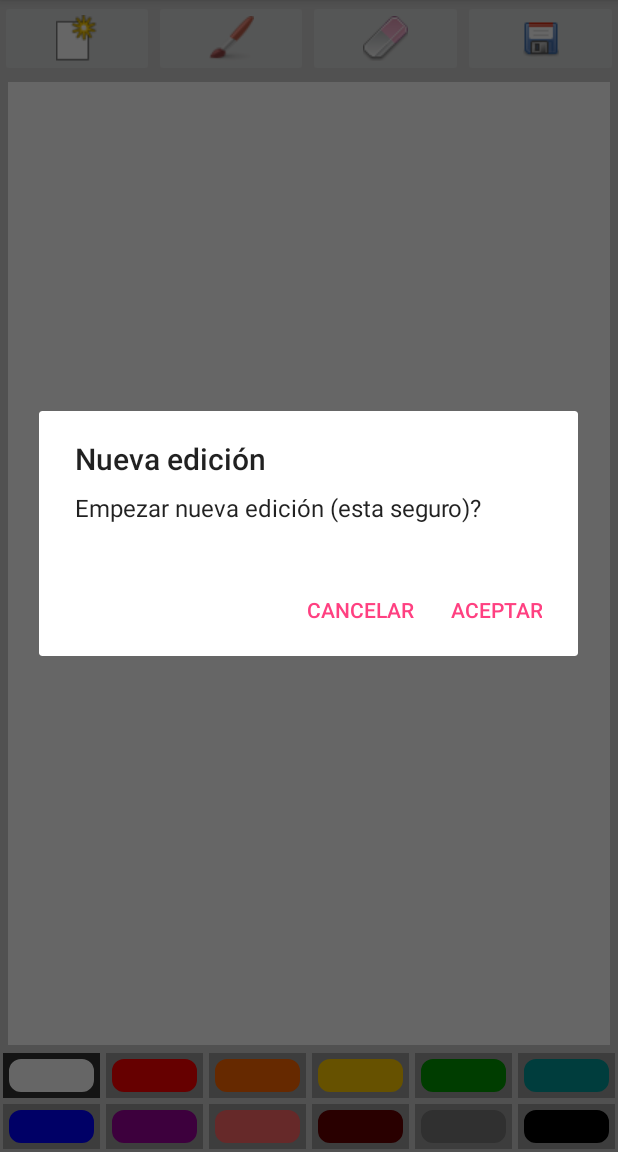
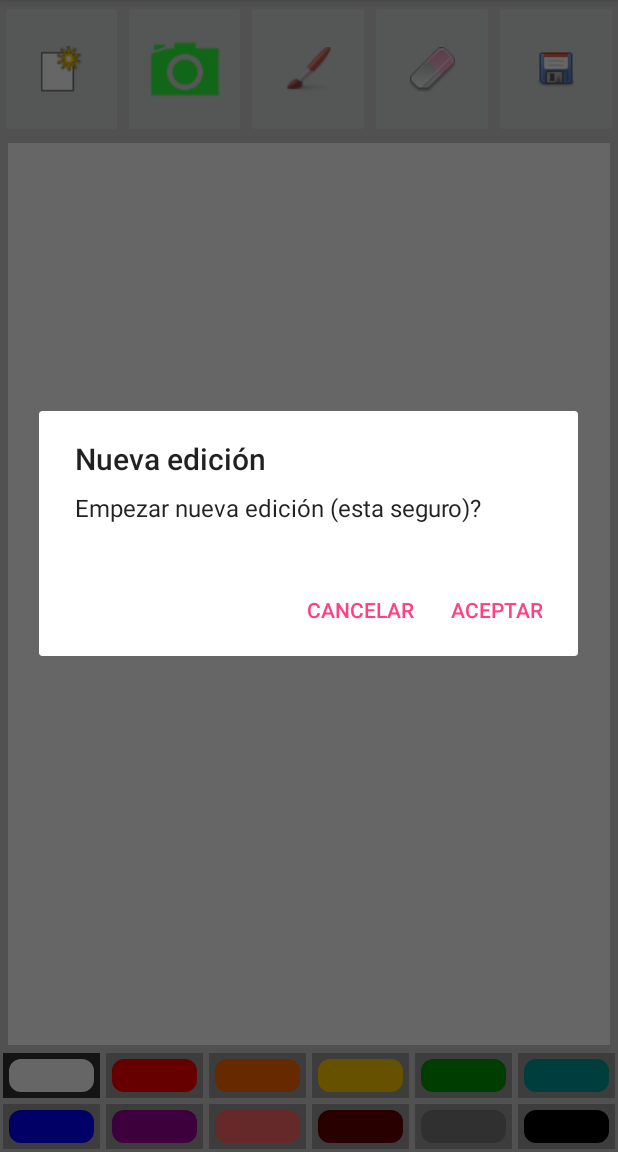
Before and after one commit to LuisLenta/EditorDeImagenes, an Android app: the screen it shows after launch (MainActivity), after a tap on "Nuevo", on a phone screen of 412 x 824 dp, the part 84-1236 px from its top. Run offline under Robolectric (Android 15) with nearby library versions, the phone set to English and light mode, and no system bars.

```diff
--- a/app/src/main/AndroidManifest.xml
+++ b/app/src/main/AndroidManifest.xml
@@ -3,6 +3,7 @@
     package="com.example.usuario.editordeimagenes">
 
     <uses-permission android:name="android.permission.WRITE_EXTERNAL_STORAGE" />
+    <uses-permission android:name="android.permission.READ_EXTERNAL_STORAGE"/>
     <application
         android:allowBackup="true"
         android:icon="@mipmap/ic_launcher"
--- a/app/src/main/java/com/example/usuario/editordeimagenes/LienzoView.java
+++ b/app/src/main/java/com/example/usuario/editordeimagenes/LienzoView.java
@@ -1,13 +1,17 @@
 package com.example.usuario.editordeimagenes;
 
+import android.graphics.Bitmap;
 import android.graphics.Color;
 import android.graphics.PorterDuff;
+import android.graphics.drawable.BitmapDrawable;
+import android.graphics.drawable.Drawable;
 import android.util.TypedValue;
 import android.view.View;
 import android.content.Context;
 import android.util.AttributeSet;
 import android.graphics.Canvas;
 import android.view.MotionEvent;
+import android.widget.ImageView;
 
 /**
  * Created by USUARIO on 24/06/2017.
@@ -111,8 +115,26 @@ public class LienzoView extends View {
     }
 
     public void empezarNuevo(){
+
         drawCanvas.drawColor(0, PorterDuff.Mode.CLEAR);
         invalidate();
     }
 
+    public Pincel getPincel() {
+        return pincel;
+    }
+
+   /* public void setImagenLienzo(ImageView imagen) {
+
+        BitmapDrawable drawable = (BitmapDrawable) imagen.getDrawable();
+        this.imagen.setImagen(drawable.getBitmap());
+    }*/
+   public void setImagenLienzo(Bitmap nuevaImagen) {
+
+       this.imagen.setImagen(nuevaImagen);
+
+
+   }
+
+
 }
--- a/app/src/main/java/com/example/usuario/editordeimagenes/MainActivity.java
+++ b/app/src/main/java/com/example/usuario/editordeimagenes/MainActivity.java
@@ -1,10 +1,21 @@
 package com.example.usuario.editordeimagenes;
 
+import android.content.Intent;
+import android.graphics.Bitmap;
+import android.graphics.BitmapFactory;
+import android.graphics.drawable.BitmapDrawable;
+import android.net.Uri;
 import android.support.v7.app.AppCompatActivity;
 import android.os.Bundle;
 import android.view.View;
 import android.widget.ImageButton;
+import android.widget.ImageView;
 import android.widget.LinearLayout;
+
+import java.io.BufferedInputStream;
+import java.io.File;
+import java.io.FileNotFoundException;
+import java.io.InputStream;
 import java.util.UUID;
 import android.provider.MediaStore;
 import android.app.AlertDialog;
@@ -15,12 +26,18 @@ import android.widget.Toast;
 
 public class MainActivity extends AppCompatActivity implements View.OnClickListener{
 
+    private ImageView imagenGaleria;
+
     private LienzoView lienzoView;//DrawingView drawView;
 
-    private ImageButton currPaint, botonDibujar, botonBorrar, botonNuevo, botonGuardar ;
+    private PaletaColores paletaColores;
+
+    private ImageButton currPaint, botonDibujar, botonBorrar, botonNuevo, botonGuardar, botonCargar ;
+
 
     private float pincelPequeño, pincelMediano, pincelGrande;
 
+    private final int SELECT_PICTURE = 300;
 
 
     @Override
@@ -31,8 +48,11 @@ public class MainActivity extends AppCompatActivity implements View.OnClickListe
         lienzoView = (LienzoView)findViewById(R.id.lienzo);
 
         LinearLayout paintLayout = (LinearLayout)findViewById(R.id.paleta_colores);
-        currPaint = (ImageButton)paintLayout.getChildAt(0);
-        currPaint.setImageDrawable(getResources().getDrawable(R.drawable.paint_pressed));
+        paletaColores = new PaletaColores((ImageButton)paintLayout.getChildAt(0), getResources().getDrawable(R.drawable.paint_pressed));
+        paletaColores.registarObservador(lienzoView.getPincel());
+
+        //currPaint = (ImageButton)paintLayout.getChildAt(0);
+        //currPaint.setImageDrawable(getResources().getDrawable(R.drawable.paint_pressed));
 
         pincelPequeño = getResources().getInteger(R.integer.tamaño_pequeño);
         pincelMediano = getResources().getInteger(R.integer.tamaño_medio);
@@ -44,32 +64,42 @@ public class MainActivity extends AppCompatActivity implements View.OnClickListe
         botonBorrar = (ImageButton)findViewById(R.id.boton_borrar);  // eraseBtn = (ImageButton)findViewById(R.id.erase_btn);
         botonBorrar.setOnClickListener(this);                        //eraseBtn.setOnClickListener(this);
 
+
         botonNuevo = (ImageButton)findViewById(R.id.boton_nuevo);
         botonNuevo.setOnClickListener(this);
 
         botonGuardar = (ImageButton)findViewById(R.id.boton_guardar); //saveBtn = (ImageButton)findViewById(R.id.save_btn);
         botonGuardar.setOnClickListener(this); //saveBtn.setOnClickListener(this);
 
+        botonCargar = (ImageButton)findViewById(R.id.boton_cargar);
+        botonCargar.setOnClickListener(this);
 
         lienzoView.setTamañoPincel(pincelMediano);
     }
 
     public void pintarClicked(View view){
         //use chosen color
-        if(view!=currPaint){
+       // if(view!=currPaint){
+        if((view)!= paletaColores.getColorSeleccionado()){
             //update color
+
             ImageButton imgView = (ImageButton)view;
-            String color = view.getTag().toString();
-            lienzoView.setColor(color);
+            //String color = view.getTag().toString();
+            // lienzoView.setColor(color);
 
             imgView.setImageDrawable(getResources().getDrawable(R.drawable.paint_pressed));
-            currPaint.setImageDrawable(getResources().getDrawable(R.drawable.paint));
-            currPaint=(ImageButton)view;
+            paletaColores.setSeleccionado(getResources().getDrawable(R.drawable.paint));
+            //currPaint.setImageDrawable(getResources().getDrawable(R.drawable.paint));
+            //currPaint=(ImageButton)view;
+            paletaColores.setColorSeleccionado((ImageButton)view);
+            paletaColores.cambiarColorPincel();
         }
     }
 
-    @Override
-    public void onClick(View view){
+
+
+            @Override
+            public void onClick(View view){
         //respond to clicks
         if(view.getId()==R.id.boton_dibujar){
             //draw button clicked
@@ -167,6 +197,7 @@ public class MainActivity extends AppCompatActivity implements View.OnClickListe
             nuevoDialog.show();
         }
 
+
         else if(view.getId()==R.id.boton_guardar){
             //save drawing
             AlertDialog.Builder guardarDialog = new AlertDialog.Builder(this);
@@ -201,5 +232,61 @@ public class MainActivity extends AppCompatActivity implements View.OnClickListe
             });
             guardarDialog.show();
         }
+        else if (view.getId()==R.id.boton_cargar){
+
+
+            final CharSequence[] option = {"Elegir de galeria", "Cancelar"};
+            final AlertDialog.Builder builder = new AlertDialog.Builder(MainActivity.this);
+            builder.setTitle("Elige una opción");
+            builder.setItems(option, new DialogInterface.OnClickListener() {
+                @Override
+                public void onClick(DialogInterface dialog, int which) {
+                   if(option[which] == "Elegir de galeria"){
+                        Intent intent = new Intent(Intent.ACTION_PICK, android.provider.MediaStore.Images.Media.EXTERNAL_CONTENT_URI);
+                        intent.setType("image/.png");
+                       intent.setType("image/.jpeg");
+                       startActivityForResult(intent.createChooser(intent, "Selecciona app de imagen"), SELECT_PICTURE);
+                   }else {
+                        dialog.dismiss();
+                    }
+                }
+            });
+
+            builder.show();
+        }
+    }
+
+   /* @Override
+    protected void onActivityResult(int requestCode, int resultCode, Intent data) {
+        super.onActivityResult(requestCode, resultCode, data);
+
+        if(resultCode == RESULT_OK){
+            Uri path = data.getData();
+
+
+            this.imagenGaleria.setImageURI(path);
+
+            BitmapDrawable drawable = (BitmapDrawable) imagenGaleria.getDrawable();
+
+            this.lienzoView.setImagenLienzo(drawable);
+        }
+    }*/
+
+    @Override
+    protected void onActivityResult(int requestCode, int resultCode, Intent data) {
+        super.onActivityResult(requestCode, resultCode, data);
+
+        if (resultCode == RESULT_OK) {
+
+            Uri selectedImage = data.getData();
+            InputStream is;
+
+            try {
+                is = getContentResolver().openInputStream(selectedImage);
+                BufferedInputStream bis = new BufferedInputStream(is);
+                Bitmap bitmap = BitmapFactory.decodeStream(bis);
+                lienzoView.setImagenLienzo(bitmap);
+            } catch (FileNotFoundException e) {}
+        }
     }
 }
--- /dev/null
+++ b/app/src/main/java/com/example/usuario/editordeimagenes/Observador.java
@@ -0,0 +1,10 @@
+package com.example.usuario.editordeimagenes;
+
+/**
+ * Created by USUARIO on 24/06/2017.
+ */
+
+public interface Observador {
+
+    public void update(String nuevoColor);
+}
--- /dev/null
+++ b/app/src/main/java/com/example/usuario/editordeimagenes/PaletaColores.java
@@ -0,0 +1,59 @@
+package com.example.usuario.editordeimagenes;
+
+import android.app.Activity;
+import android.content.Context;
+import android.graphics.drawable.Drawable;
+import android.view.View;
+import android.widget.ImageButton;
+
+import java.lang.reflect.Array;
+import java.util.ArrayList;
+
+/**
+ * Created by USUARIO on 24/06/2017.
+ */
+
+public class PaletaColores  implements Subject {
+
+    private ImageButton colorSeleccionado;
+    private ArrayList<Observador> observadores;
+
+    public PaletaColores(ImageButton colorSeleccionado,Drawable drawable){
+
+        this.colorSeleccionado = colorSeleccionado;
+        colorSeleccionado.setImageDrawable(drawable);
+        observadores = new ArrayList<Observador>();
+    }
+
+    public void setColorSeleccionado(ImageButton colorSeleccionado) {
+        this.colorSeleccionado = colorSeleccionado;
+    }
+
+    public ImageButton getColorSeleccionado() {
+        return colorSeleccionado;
+    }
+    public void setSeleccionado(Drawable drawable){
+        colorSeleccionado.setImageDrawable(drawable);
+
+    }
+    public void registarObservador(Observador observador){
+            observadores.add(observador);
+    }
+
+    public void borrarObservador(Observador observador){
+            observadores.remove(observador);
+    }
+
+    public void notificarObservadores(){
+            for (int i=0; i<observadores.size(); i++){
+                Observador observador = observadores.get(i);
+                observador.update(colorSeleccionado.getTag().toString());
+            }
+    }
+    public void cambiarColorPincel(){
+        this.notificarObservadores();
+    }
+
+
+
+}
--- a/app/src/main/java/com/example/usuario/editordeimagenes/Pincel.java
+++ b/app/src/main/java/com/example/usuario/editordeimagenes/Pincel.java
@@ -1,15 +1,19 @@
 package com.example.usuario.editordeimagenes;
 
+import android.graphics.Color;
 import android.graphics.Paint;
 import android.graphics.Path;
 import android.graphics.PorterDuff;
 import android.graphics.PorterDuffXfermode;
 import android.util.TypedValue;
+
+import java.util.Observer;
+
 /**
  * Created by USUARIO on 24/06/2017.
  */
 
-public class Pincel {
+public class Pincel implements  Observador {
 
     private Path dibujarCamino; //drawPath
 
@@ -35,6 +39,10 @@ public class Pincel {
 
     }
 
+    public void update(String nuevoColor){
+                this.pincel.setColor(Color.parseColor(nuevoColor));
+    }
+
     public void setDibujarCamino(Path dibujarCamino) {
         this.dibujarCamino = dibujarCamino;
     }
@@ -53,7 +61,7 @@ public class Pincel {
 
     public void setTamañoPincel(float tamañoPincel) {
         this.tamañoPincel=tamañoPincel;
-        pincel.setStrokeWidth(tamañoPincel);
+        this.pincel.setStrokeWidth(tamañoPincel);
     }
 
     public void setUltimoTamañoPincel(float ultimoTamañoPincel) {
--- /dev/null
+++ b/app/src/main/java/com/example/usuario/editordeimagenes/Subject.java
@@ -0,0 +1,15 @@
+package com.example.usuario.editordeimagenes;
+
+import java.util.Observer;
+
+/**
+ * Created by USUARIO on 24/06/2017.
+ */
+
+public interface Subject {
+
+    public void registarObservador(Observador observador);
+    public void borrarObservador(Observador observador);
+    public void notificarObservadores();
+
+}
--- a/app/src/main/res/layout/activity_main.xml
+++ b/app/src/main/res/layout/activity_main.xml
@@ -20,6 +20,14 @@
             android:layout_height="match_parent"
             android:contentDescription="@string/empezar_nuevo"
             android:src="@drawable/new_pic" />
+
+        <ImageButton
+            android:id="@+id/boton_cargar"
+            android:layout_width="0dp"
+            android:layout_weight="1"
+            android:layout_height="match_parent"
+            android:contentDescription="@string/cargar"
+            android:src="@drawable/cargar" />
 
         <ImageButton
             android:id="@+id/boton_dibujar"
@@ -77,11 +85,11 @@
                 android:layout_weight="1"
                 android:layout_height="@dimen/pincel_grande"
                 android:layout_margin="2dp"
-                android:background="#FFF"
+                android:background="#FFFFFFFF"
                 android:contentDescription="@string/pintar"
                 android:onClick="pintarClicked"
                 android:src="@drawable/paint"
-                android:tag="#FFF" />
+                android:tag="#FFFFFFFF" />
 
             <ImageButton
                 android:layout_width="0dp"
--- a/app/src/main/res/values/strings.xml
+++ b/app/src/main/res/values/strings.xml
@@ -2,6 +2,7 @@
 
     <string name="app_name">EditorDeImagenes</string>
     <string name="empezar_nuevo">Nuevo</string>
+    <string name="cargar">Cargar</string>
     <string name="pincel">Pincel</string>
     <string name="borrar">Borrar</string>
     <string name="guardar">Guardar</string>
```
Also changed, not shown: app/src/main/java/com/example/usuario/editordeimagenes/BotonNuevo.java (added, +33 -0 lines), app/src/main/java/com/example/usuario/editordeimagenes/CajaHerramientas.java (added, +10 -0 lines), app/src/main/java/com/example/usuario/editordeimagenes/Imagen.java (+12 -0 lines), app/src/main/res/drawable/cargar.png (added), 1 other file.
